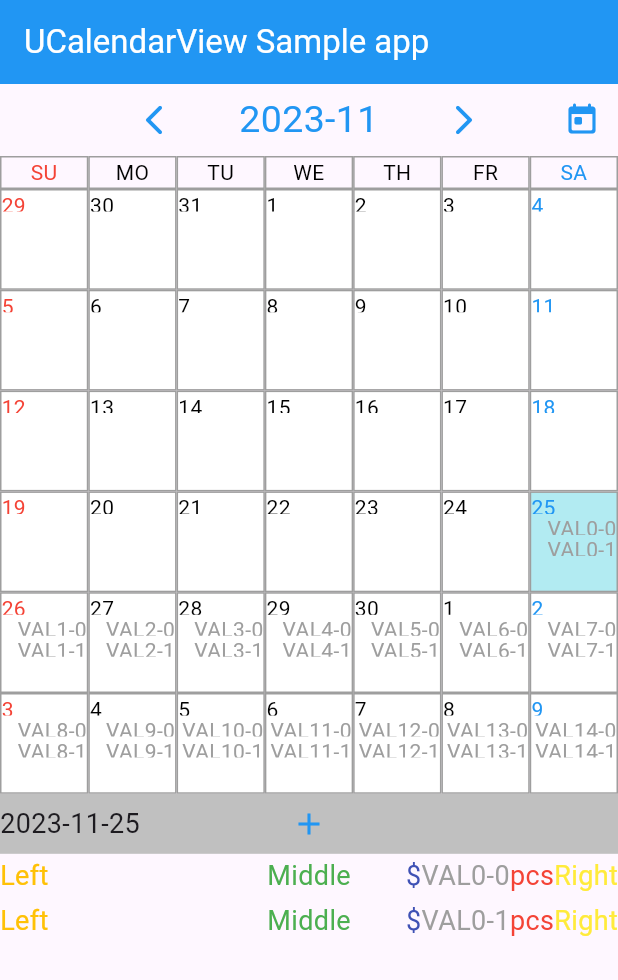
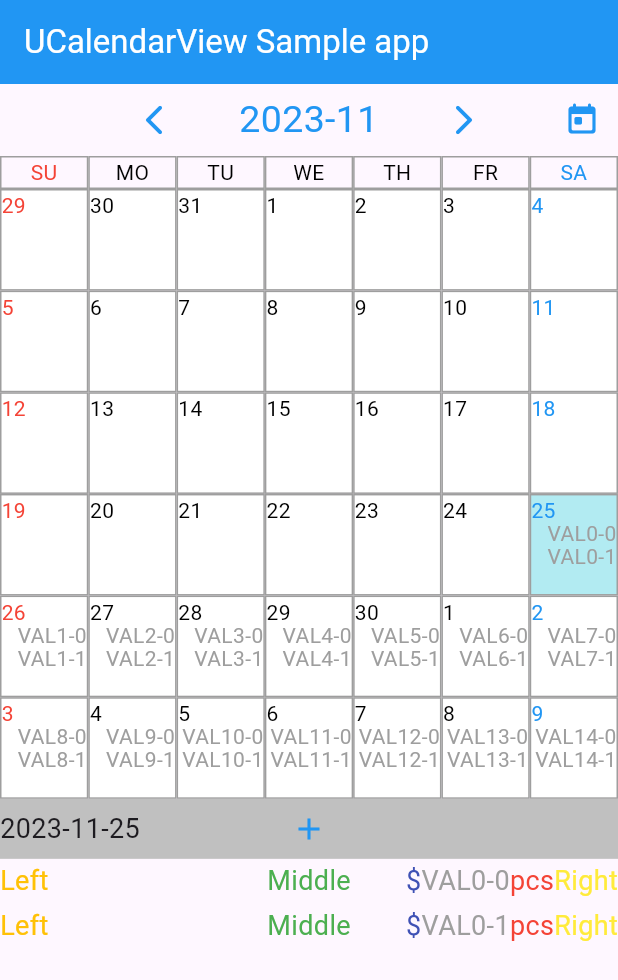
Before and after one commit to Tomohiro-Uchida/u_calendar_view_dart, a Flutter app: the screen it shows after launch, on a phone screen of 412 x 824 dp. Shown: the top 980 px of the screen. Run offline on Flutter 3.47's test engine with Material 3 defaults, Android fonts, the phone set to English and light mode, and no system bars; our stand-ins replace flutter_riverpod, plugin_platform_interface; generated files the repository leaves out were written again.

Commit message:
0.3.0+30

```diff
--- a/lib/u_calendar_view_dart.dart
+++ b/lib/u_calendar_view_dart.dart
@@ -9,10 +9,10 @@ import 'package:u_calendar_view_dart/japanese_national_holiday.dart';
 class UCalendarViewDart {}
 
 const double defaultFontSize = 14.0;
-const double fontSizeFactor = 1.0;
+const double fontSizeFactor = 1.1;
 double entryFontSize = defaultFontSize;
-double dateHeight = defaultFontSize * fontSizeFactor;
-double dayEntryHeight = defaultFontSize * fontSizeFactor;
+double dateHeight = entryFontSize * fontSizeFactor;
+double dayEntryHeight = entryFontSize * fontSizeFactor;
 double dayCellHeight = dayEntryHeight * 4;
 double coreTableHeight = dayCellHeight * 6;
 Map<int, DateTime> pageMap = {};
@@ -107,7 +107,7 @@ class UCHoliday extends StatelessWidget {
         child: Container(
             alignment: Alignment.topLeft,
             child: Text(holiday.holidayName,
-                maxLines: 1, overflow: TextOverflow.clip, style: const TextStyle(fontSize: defaultFontSize - 4.0))));
+                maxLines: 1, overflow: TextOverflow.clip, style: TextStyle(fontSize: entryFontSize - 2.0))));
   }
 }
 
@@ -787,9 +787,9 @@ class UCCalendarViewState extends State<UCalendarView> {
       }
     }
 
-    double entryFontSize = calcMaxFontSize(ucEntries);
+    entryFontSize = calcMaxFontSize(ucEntries);
     dayEntryHeight = entryFontSize * fontSizeFactor;
-    dayCellHeight = dayEntryHeight * (maxLinesInDay + 1) * 1.2;
+    dayCellHeight = dayEntryHeight * (maxLinesInDay + 1) * 1.1;
     coreTableHeight = dayCellHeight * 6;
     loadAssetAsync();
     return ProviderScope(
--- a/pubspec.yaml
+++ b/pubspec.yaml
@@ -1,6 +1,6 @@
 name: u_calendar_view_dart
 description: CalendarView for Dart/Flutter
-version: 0.2.8+29
+version: 0.2.9+30
 homepage: https://github.com/Tomohiro-Uchida-Flutter/u_calendar_view_dart
 
 environment:
```
Also changed, not shown: example/pubspec.lock, 1 other file.
